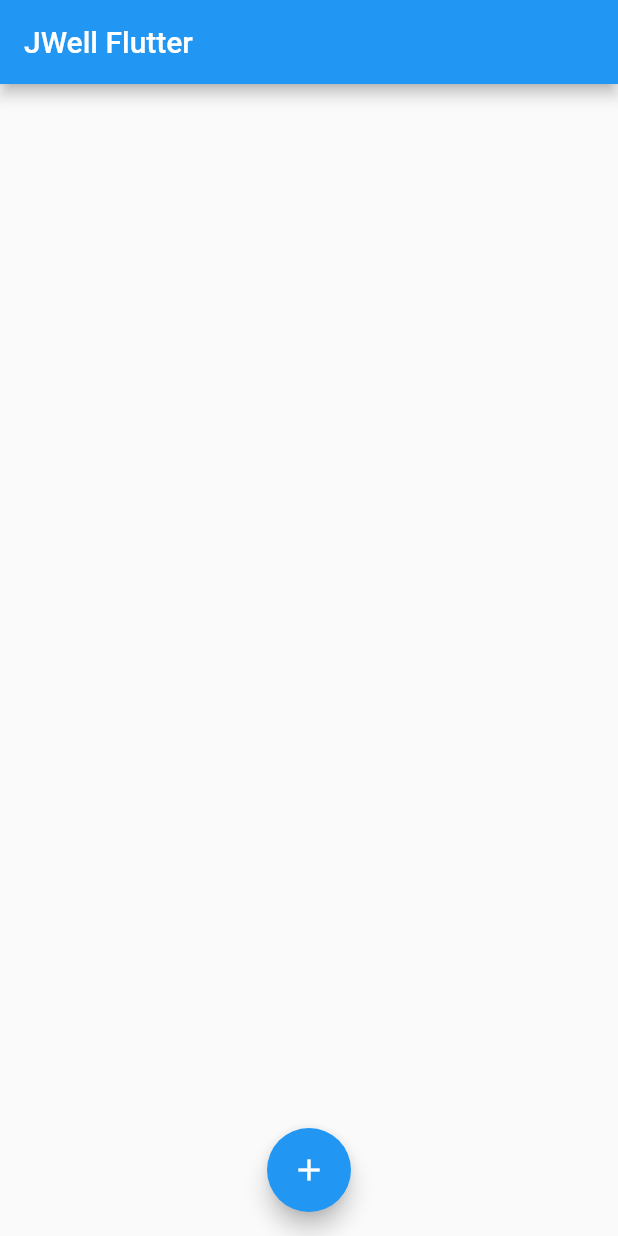
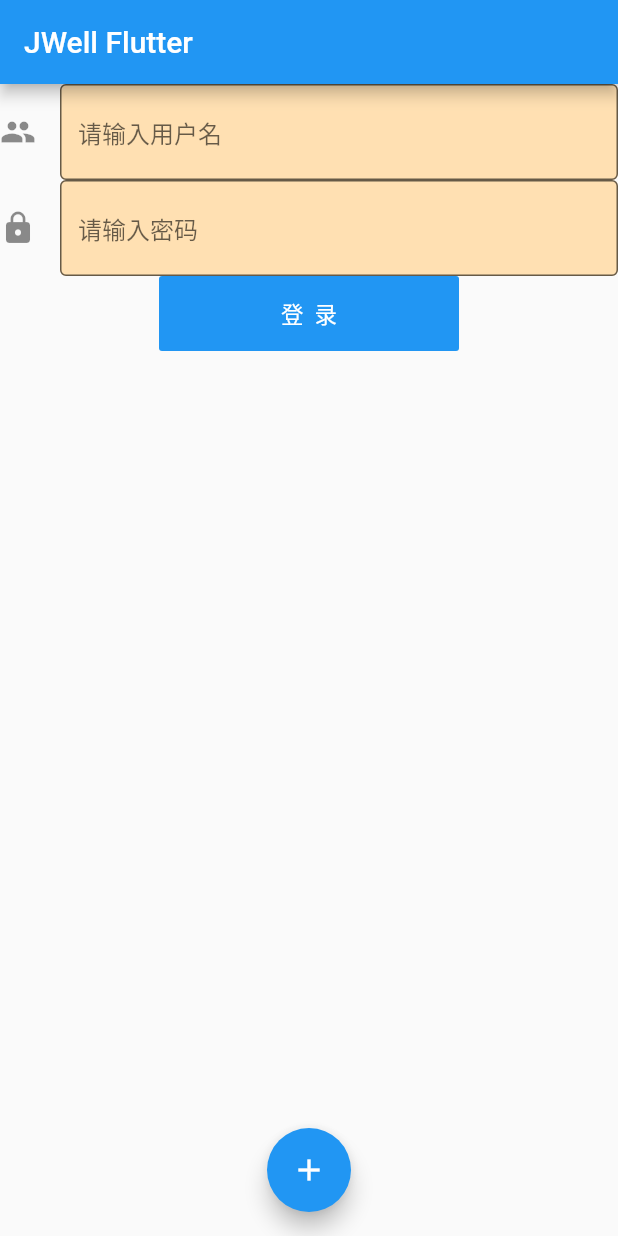
Before and after one commit to ryanranya/JWellFlutter, a Flutter app: the screen it shows after launch, on a phone screen of 412 x 824 dp. Run offline on Flutter 3.47's test engine with Material 2 defaults, Android fonts, the phone set to English and light mode, and no system bars.

Commit message:
账号密码

```diff
--- a/lib/main.dart
+++ b/lib/main.dart
@@ -31,13 +31,64 @@ class RYHomePage extends StatelessWidget {
 }
 
 class RYHomeContent extends StatefulWidget {
+  final imageUrl =
+      "https://oimagea7.ydstatic.com/image?id=2223816700015246366&product=adpublish&w=520&h=347";
+
   @override
   _RYHomeContentState createState() => _RYHomeContentState();
 }
 
 class _RYHomeContentState extends State<RYHomeContent> {
+  final userNameTextEditController = TextEditingController();
+  final passWordTextEditController = TextEditingController();
   @override
   Widget build(BuildContext context) {
-    return Container();
+    return Column(
+      children: <Widget>[
+        TextField(
+          controller: userNameTextEditController,
+          decoration: InputDecoration(
+//            labelText:"userName",
+            icon: Icon(Icons.people),
+            border: OutlineInputBorder(),
+            hintText: "请输入用户名",
+            filled: true,
+            fillColor: Colors.orange[100],
+          ),
+          onChanged: (value) {
+            print("onChanged$value");
+          },
+          onSubmitted: (value) {
+            print("onSubmitted$value");
+          },
+        ),
+        TextField(
+          controller: passWordTextEditController,
+          decoration: InputDecoration(
+            icon: Icon(Icons.lock),
+            hintText: "请输入密码",
+            filled: true,
+            fillColor: Colors.orange[100],
+            border: OutlineInputBorder(),
+          ),
+        ),
+        Container(
+          width: 200,
+          height: 50,
+          child: FlatButton(
+              onPressed: () {
+//                获取用户名和密码
+              final useName = userNameTextEditController.text;
+              final pasWord = passWordTextEditController.text;
+              print("账号$useName, 密码$pasWord");
+              },
+              color: Colors.blue,
+              child: Text(
+                "登  录",
+                style: TextStyle(fontSize: 15,color: Colors.white),
+              )),
+        )
+      ],
+    );
   }
 }
```
Also changed, not shown: lib/03day_button.dart (+17 -0 lines), lib/03day_image.dart (+17 -1 lines).
